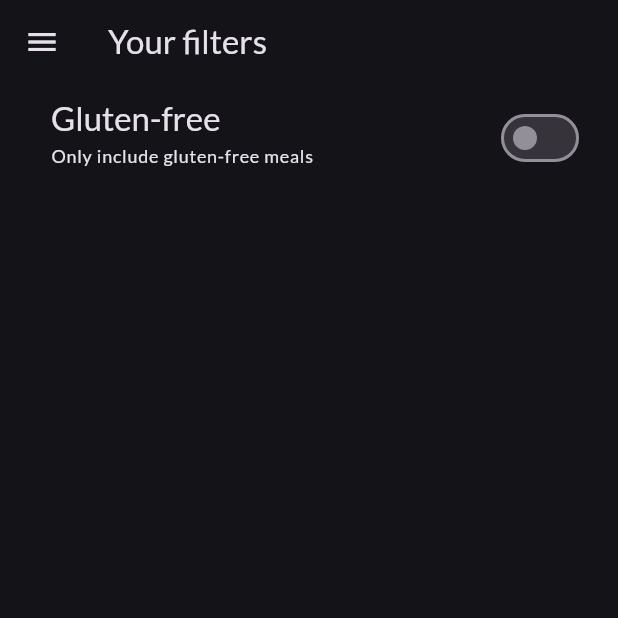
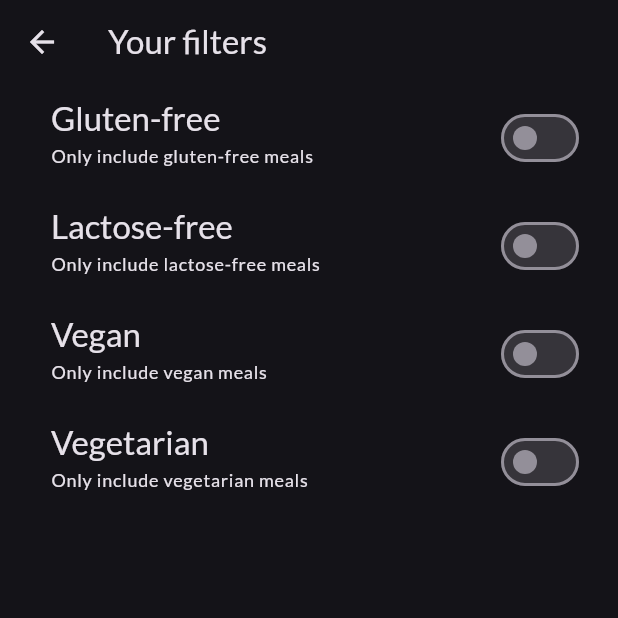
Before and after one commit to Daffnel/resturang_app, a Flutter app: the FilterScreen screen opened directly, on a phone screen of 412 x 824 dp, the top half of it. Run offline on Flutter 3.47's test engine with Material 3 defaults, Android fonts, the phone set to English and light mode, and no system bars; our stand-ins replace google_fonts, transparent_image.

Commit message:
Filter section done

```diff
--- a/lib/screens/filters.dart
+++ b/lib/screens/filters.dart
@@ -1,6 +1,8 @@
 import 'package:flutter/material.dart';
 import 'package:resturang_app/screens/tabs.dart';
 import 'package:resturang_app/widgets/main_drawer.dart';
+
+enum Filter { glutenFree, lactoseFree, vegetarian, vegan }
 
 class FilterScreen extends StatefulWidget {
   const FilterScreen({super.key});
@@ -11,22 +13,41 @@ class FilterScreen extends StatefulWidget {
 
 class _FilterScreenState extends State<FilterScreen> {
   var _glutenFreeFilterSet = false;
+  var _lactosFreeFilterSet = false;
+  var _veganFreeFilterSet = false;
+  var _vegetarianFreeFilterSet = false;
 
   @override
   Widget build(BuildContext context) {
     return Scaffold(
-      drawer: MainDrawer(
+      /*    drawer: MainDrawer(
         onSelectScreen: (identifier) {
           Navigator.of(context).pop();
           if (identifier == 'meals') {
-            Navigator.of(context).push(MaterialPageRoute(builder: (ctx) => const TabsScreen()));
+            Navigator.of(context).pushReplacement(
+              MaterialPageRoute(
+                builder: (ctx) => const TabsScreen(),
+              ),
+            );
           }
         },
-      ),
+      ) ,*/
       appBar: AppBar(
         title: const Text('Your filters'),
       ),
-      body: Column(
+      body: PopScope(
+        onPopInvokedWithResult: (didPop, result) {
+          if (didPop) {
+            return;
+          }
+          Navigator.of(context).pop({
+            Filter.glutenFree: _glutenFreeFilterSet,
+            Filter.lactoseFree: _lactosFreeFilterSet,
+            Filter.vegan: _veganFreeFilterSet,
+            Filter.vegetarian: _vegetarianFreeFilterSet,
+          });
+        },
+        child: Column(
           children: [
             SwitchListTile(
               title: Text(
@@ -50,7 +71,77 @@ class _FilterScreenState extends State<FilterScreen> {
                 });
               },
             ),
+
+            SwitchListTile(
+              title: Text(
+                'Lactose-free',
+                style: Theme.of(
+                  context,
+                ).textTheme.titleLarge!.copyWith(color: Theme.of(context).colorScheme.onSurface),
+              ),
+              subtitle: Text(
+                'Only include lactose-free meals',
+                style: Theme.of(
+                  context,
+                ).textTheme.labelMedium!.copyWith(color: Theme.of(context).colorScheme.onSurface),
+              ),
+              activeThumbColor: Theme.of(context).colorScheme.tertiary,
+              contentPadding: const EdgeInsets.only(left: 34, right: 22),
+              value: _lactosFreeFilterSet,
+              onChanged: (isChecked) {
+                setState(() {
+                  _lactosFreeFilterSet = isChecked;
+                });
+              },
+            ),
+
+            SwitchListTile(
+              title: Text(
+                'Vegan',
+                style: Theme.of(
+                  context,
+                ).textTheme.titleLarge!.copyWith(color: Theme.of(context).colorScheme.onSurface),
+              ),
+              subtitle: Text(
+                'Only include vegan meals',
+                style: Theme.of(
+                  context,
+                ).textTheme.labelMedium!.copyWith(color: Theme.of(context).colorScheme.onSurface),
+              ),
+              activeThumbColor: Theme.of(context).colorScheme.tertiary,
+              contentPadding: const EdgeInsets.only(left: 34, right: 22),
+              value: _veganFreeFilterSet,
+              onChanged: (isChecked) {
+                setState(() {
+                  _veganFreeFilterSet = isChecked;
+                });
+              },
+            ),
+
+            SwitchListTile(
+              title: Text(
+                'Vegetarian',
+                style: Theme.of(
+                  context,
+                ).textTheme.titleLarge!.copyWith(color: Theme.of(context).colorScheme.onSurface),
+              ),
+              subtitle: Text(
+                'Only include vegetarian meals',
+                style: Theme.of(
+                  context,
+                ).textTheme.labelMedium!.copyWith(color: Theme.of(context).colorScheme.onSurface),
+              ),
+              activeThumbColor: Theme.of(context).colorScheme.tertiary,
+              contentPadding: const EdgeInsets.only(left: 34, right: 22),
+              value: _vegetarianFreeFilterSet,
+              onChanged: (isChecked) {
+                setState(() {
+                  _vegetarianFreeFilterSet = isChecked;
+                });
+              },
+            ),
           ],
+        ),
       ),
     );
   }
--- a/lib/screens/tabs.dart
+++ b/lib/screens/tabs.dart
@@ -53,7 +53,11 @@ class _TabsScreenState extends State<TabsScreen> {
     Navigator.of(context).pop();
 
     if (identifier == 'filter') {
-      Navigator.of(context).push(MaterialPageRoute(builder: (ctxt) => FilterScreen()));
+      Navigator.of(context).push(
+        MaterialPageRoute(
+          builder: (ctxt) => FilterScreen(),
+        ),
+      );
     }
   }
 
```
Lines whose indentation alone changed are shown as unchanged.
